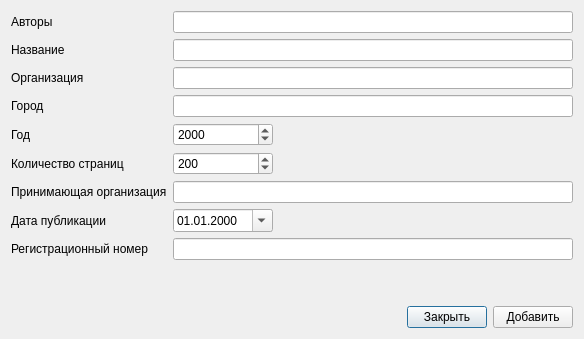
This is sources/refdeposmanuscriptdialog.ui in pa23/biblref as Qt 5 draws it before an edit. The edited form follows.
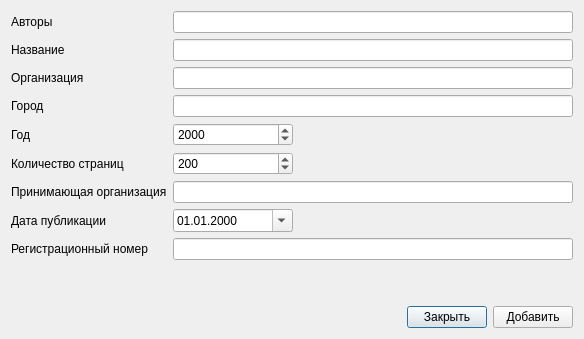
This is the edited form. Icons and pictures are not drawn.

Commit message: v1.1.2 Improvements in Patent dialog.

```diff
--- a/sources/refdeposmanuscriptdialog.ui
+++ b/sources/refdeposmanuscriptdialog.ui
@@ -6,8 +6,8 @@
    <rect>
     <x>0</x>
     <y>0</y>
-    <width>613</width>
-    <height>359</height>
+    <width>638</width>
+    <height>369</height>
    </rect>
   </property>
   <property name="windowTitle">
@@ -108,13 +108,13 @@
         <widget class="QSpinBox" name="spinBox_year">
          <property name="minimumSize">
           <size>
-           <width>100</width>
+           <width>120</width>
            <height>0</height>
           </size>
          </property>
          <property name="maximumSize">
           <size>
-           <width>100</width>
+           <width>120</width>
            <height>16777215</height>
           </size>
          </property>
@@ -154,13 +154,13 @@
         <widget class="QSpinBox" name="spinBox_pages">
          <property name="minimumSize">
           <size>
-           <width>100</width>
+           <width>120</width>
            <height>0</height>
           </size>
          </property>
          <property name="maximumSize">
           <size>
-           <width>100</width>
+           <width>120</width>
            <height>16777215</height>
           </size>
          </property>
@@ -220,13 +220,13 @@
         <widget class="QDateEdit" name="dateEdit">
          <property name="minimumSize">
           <size>
-           <width>100</width>
+           <width>120</width>
            <height>0</height>
           </size>
          </property>
          <property name="maximumSize">
           <size>
-           <width>100</width>
+           <width>120</width>
            <height>16777215</height>
           </size>
          </property>
```
The commit also changes 6 other files.
